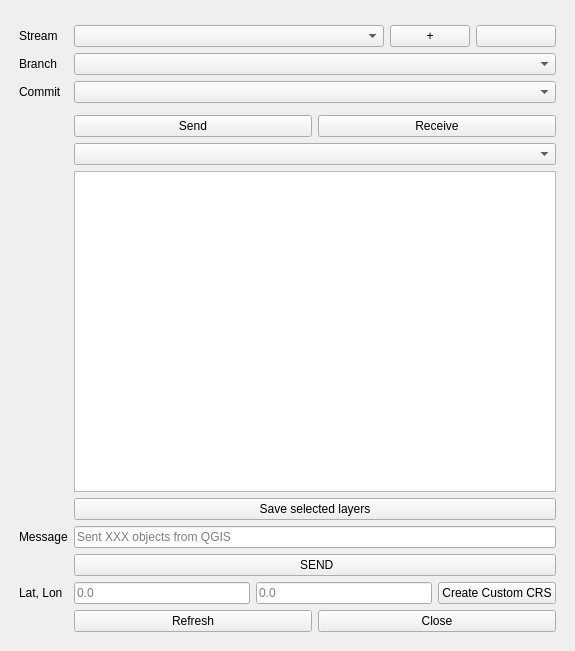
specklesystems/speckle-qgis, file ui/speckle_qgis_dialog_base.ui: the form before one commit.
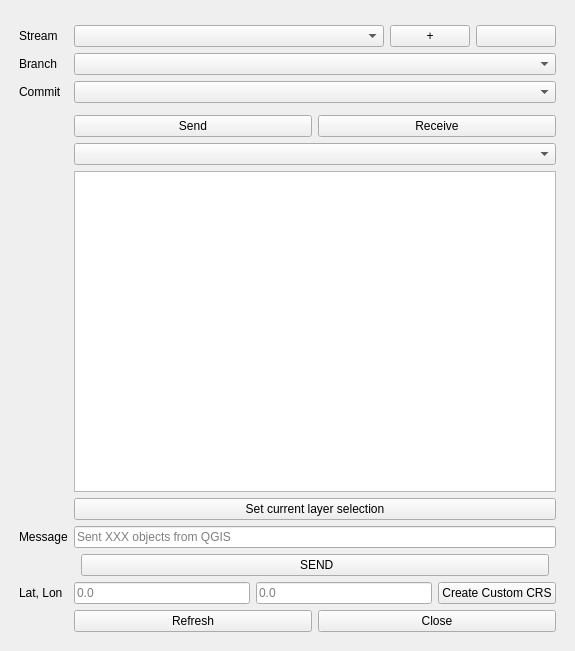
The form after the commit.

Commit message: Web link to successful commit (only closing on click)

Diff of the .ui file:
```diff
--- a/ui/speckle_qgis_dialog_base.ui
+++ b/ui/speckle_qgis_dialog_base.ui
@@ -163,7 +163,7 @@
                   <bool>true</bool>
                 </property>
                 <property name="text">
-                  <string>Save selected layers</string>
+                  <string>Set current layer selection</string>
                 </property>
               </widget>
             </item>
@@ -189,6 +189,17 @@
 
         <item row="10" column="1">
          <layout class="QHBoxLayout" name="horizontalLayout">
+          <item>
+          <spacer name="horizontalSpacer">
+            <property name="orientation">
+             <enum>Qt::Horizontal</enum>
+            </property>
+            <property name="sizeType">
+             <enum>QSizePolicy::Expanding</enum>
+            </property>
+          </spacer>
+          </item>
+
           <item>
            <widget class="QPushButton" name="runButton">
             <property name="text">
@@ -196,6 +207,18 @@
             </property>
            </widget>
           </item>
+
+          <item>
+          <spacer name="horizontalSpacer">
+            <property name="orientation">
+             <enum>Qt::Horizontal</enum>
+            </property>
+            <property name="sizeType">
+             <enum>QSizePolicy::Expanding</enum>
+            </property>
+          </spacer>
+          </item>
+
          </layout>
         </item>
 
```
The commit also changes 2 other files.
